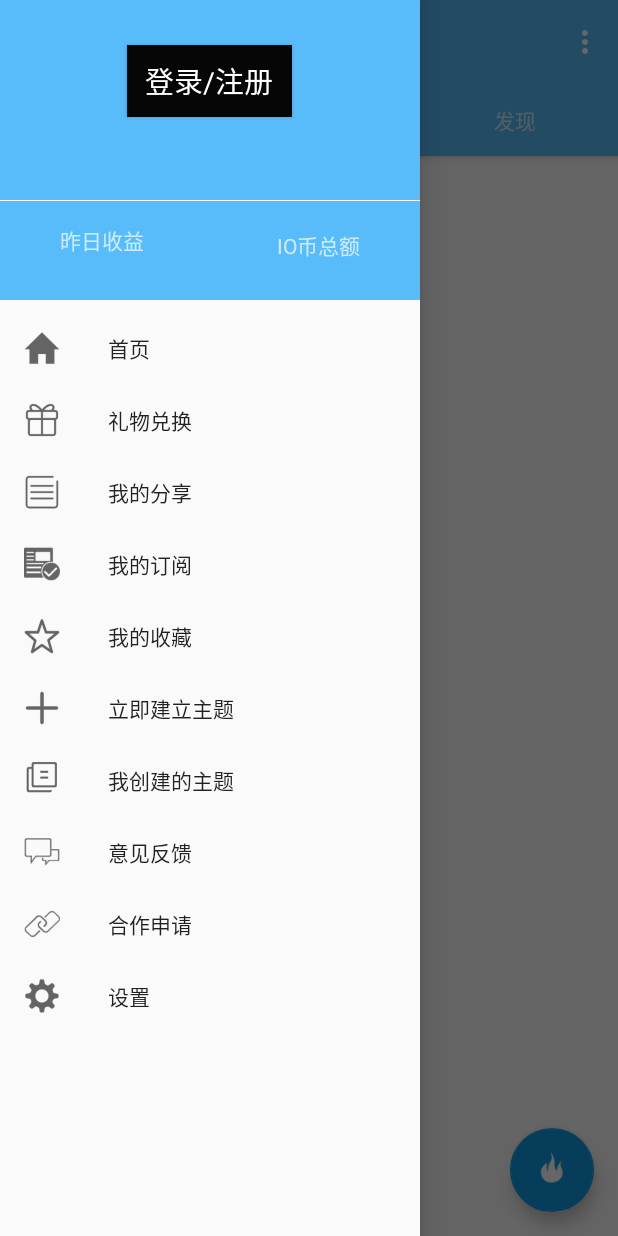
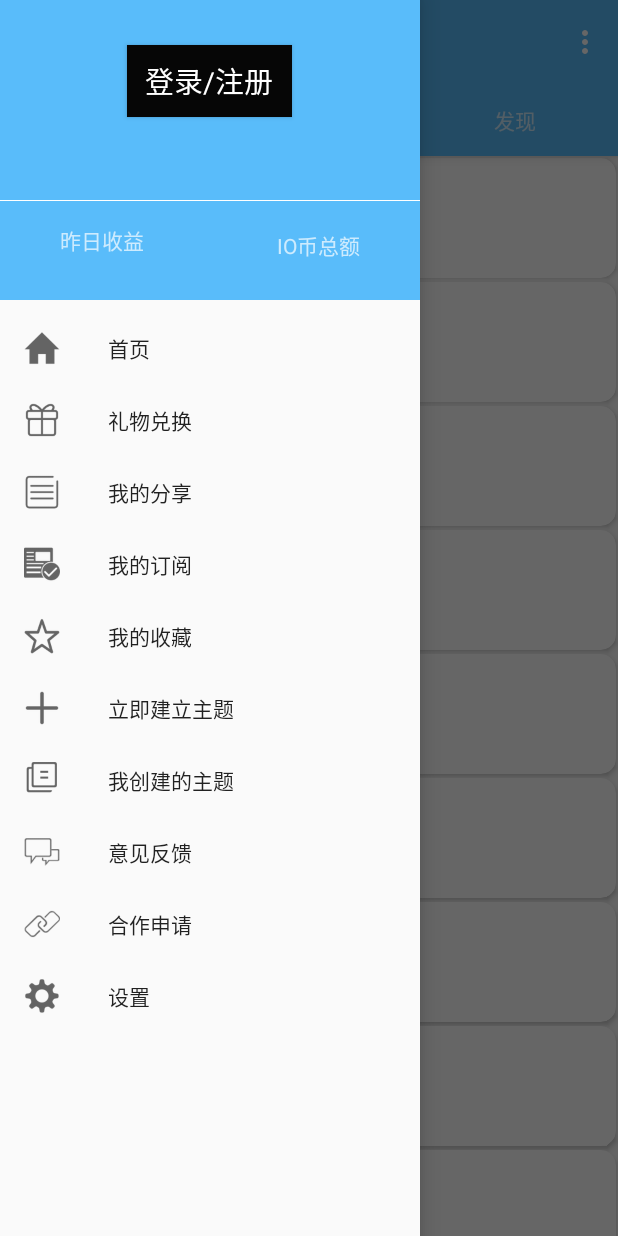
Before and after one commit to ZZeroGeek/KaifazheReader, an Android app: the MainActivity screen opened directly, with no data from a screen before it, with the side drawer open, on a phone screen of 412 x 824 dp. Run offline under Robolectric (Android 15) with nearby library versions, the phone set to English and light mode, and no system bars.

Commit message:
调用我的PageFragment，加入RecyclerView，实现各个页卡页面内容。

```diff
--- a/app/build.gradle
+++ b/app/build.gradle
@@ -24,4 +24,6 @@ dependencies {
     testCompile 'junit:junit:4.12'
     compile 'com.android.support:appcompat-v7:23.3.0'
     compile 'com.android.support:design:23.3.0'
+    compile 'com.android.support:recyclerview-v7:23.3.0'
+    compile 'com.android.support:cardview-v7:23.3.0'
 }
--- a/app/src/main/java/org/zreo/kaifazhereader/FragmentAdapter.java
+++ b/app/src/main/java/org/zreo/kaifazhereader/FragmentAdapter.java
@@ -18,7 +18,8 @@ public class FragmentAdapter extends FragmentStatePagerAdapter {
 
     @Override
     public Fragment getItem(int position) {
-        return mFragments.get(position);
+        //调用我的Fragment显示RecyclerView
+        return  PageFragment.newInstance(position+1);
     }
 
     @Override
--- a/app/src/main/java/org/zreo/kaifazhereader/MainActivity.java
+++ b/app/src/main/java/org/zreo/kaifazhereader/MainActivity.java
@@ -50,22 +50,7 @@ public class MainActivity extends AppCompatActivity {
             setupDrawerContent(navigationView);
         }
 //            此处为FAB的实现
-        FloatingActionButton fab = (FloatingActionButton) findViewById(R.id.fab);
-        fab.setOnClickListener(new View.OnClickListener() {
-            @Override
-            public void onClick(View view) {
-                Snackbar.make(view, "Snackbar comes out", Snackbar.LENGTH_LONG)
-                        .setAction("Action", new View.OnClickListener() {
-                            @Override
-                            public void onClick(View v) {
-                                Toast.makeText(
-                                        MainActivity.this,
-                                        "Toast comes out",
-                                        Toast.LENGTH_SHORT).show();
-                            }
-                        }).show();
-            }
-        });
+
         //获取viewpager，并对viewpager设置
         mViewPager = (ViewPager) findViewById(R.id.viewpager);
         setupViewPager();
--- /dev/null
+++ b/app/src/main/java/org/zreo/kaifazhereader/PageFragment.java
@@ -0,0 +1,87 @@
+package org.zreo.kaifazhereader;
+
+
+import android.os.Bundle;
+import android.support.design.widget.FloatingActionButton;
+import android.support.design.widget.Snackbar;
+import android.support.v4.app.Fragment;
+import android.support.v7.widget.LinearLayoutManager;
+import android.support.v7.widget.RecyclerView;
+import android.view.LayoutInflater;
+import android.view.View;
+import android.view.ViewGroup;
+import android.widget.Toast;
+
+import java.util.ArrayList;
+import java.util.List;
+
+/**
+ * Created by 85789 on 2016/4/19.
+ */
+public class PageFragment extends Fragment {
+
+    public static final String ARG_PAGE = "ARG_PAGE";
+   private int mPage;
+    private SimpleRecyclerViewAdapter mAdapter;
+    private RecyclerView mRecyclerView;
+    private List<String> mDatas;
+    public static PageFragment newInstance(int page) {
+        Bundle args = new Bundle();
+        args.putInt(ARG_PAGE, page);
+        PageFragment pageFragment = new PageFragment();
+        pageFragment.setArguments(args);
+        return pageFragment;
+    }
+
+
+    public void onCreate(Bundle savedInstanceState) {
+        super.onCreate(savedInstanceState);
+        mPage = getArguments().getInt(ARG_PAGE);//获取当前页卡的位置
+    }
+
+   //初始化页卡要显示的内容
+    public View onCreateView(LayoutInflater inflater, ViewGroup container, Bundle savedInstanceState) {
+        View view=null;
+        if(mPage==1) {
+            view = inflater.inflate(R.layout.fragment_page, container, false);
+            initDatas();//初始化数据
+            mRecyclerView = (RecyclerView) view.findViewById(R.id.id_recyclerView);
+            mAdapter = new SimpleRecyclerViewAdapter(getContext(), mDatas);//为适配器传入上下文和数据
+            mRecyclerView.setAdapter(mAdapter);//使用适配器
+            //LayoutManager进行布局管理
+            LinearLayoutManager linearLayoutManager = new LinearLayoutManager(getContext(), LinearLayoutManager.VERTICAL, false);//第二个参数是说明这是垂直的布局
+            mRecyclerView.setLayoutManager(linearLayoutManager);//通过LayoutManager控制显示风格
+
+        }else if(mPage==2){
+            view = inflater.inflate(R.layout.fragment_page2, container, false);
+            FloatingActionButton fab = (FloatingActionButton)view.findViewById(R.id.fab);
+            fab.setOnClickListener(new View.OnClickListener() {
+                @Override
+                public void onClick(View view) {
+                    Snackbar.make(view, "Snackbar comes out", Snackbar.LENGTH_LONG)
+                            .setAction("Action", new View.OnClickListener() {
+                                @Override
+                                public void onClick(View v) {
+                                    Toast.makeText(
+                                            getContext(),
+                                            "Toast comes out",
+                                            Toast.LENGTH_SHORT).show();
+                                }
+                            }).show();
+                }
+            });
+
+        }else if(mPage==3){
+            view = inflater.inflate(R.layout.fragment_page3, container, false);
+        }
+        return view;
+    }
+    public void initDatas(){
+        mDatas=new ArrayList<String>();
+        for(int i=0;i<20;i++){
+            mDatas.add("这是第"+i+"行");
+        }
+
+    }
+
+}
--- /dev/null
+++ b/app/src/main/java/org/zreo/kaifazhereader/SimpleRecyclerViewAdapter.java
@@ -0,0 +1,51 @@
+package org.zreo.kaifazhereader;
+
+import android.content.Context;
+import android.support.v7.widget.RecyclerView;
+import android.view.LayoutInflater;
+import android.view.View;
+import android.view.ViewGroup;
+import android.widget.TextView;
+
+import java.util.List;
+
+/**
+ * Created by 85789 on 2016/4/23.
+ */
+public class SimpleRecyclerViewAdapter extends RecyclerView.Adapter<MyViewHolder> {
+    private List<String> mDatas;
+    private LayoutInflater mInflater;
+    private Context mContext;
+    @Override
+    public void onBindViewHolder(MyViewHolder holder, int position) {
+        holder.tv.setText(mDatas.get(position));
+    }
+
+    @Override
+    public int getItemCount() {
+        return mDatas.size();
+    }
+
+    @Override
+    public MyViewHolder onCreateViewHolder(ViewGroup parent, int viewType) {
+        View view=mInflater.inflate(R.layout.item_single_textview,parent,false);//这里就要加载Item的布局，也就是行的布局。（1）item_single_textview
+        MyViewHolder viewHolder=new MyViewHolder(view);//初始化（1）布局的控件，详见MyViewHolder类的构造函数
+        return viewHolder;
+    }
+
+    public SimpleRecyclerViewAdapter(Context context, List<String> items ) {
+        this.mContext=context;
+        mDatas = items;
+        mInflater=LayoutInflater.from(context);
+    }
+}
+
+class MyViewHolder extends RecyclerView.ViewHolder {
+
+    TextView tv;
+    //这个方法是用来初始化（1）布局的各个控件
+    public MyViewHolder(View view) {
+        super(view);
+        tv=(TextView)view.findViewById(R.id.tv);
+    }
+}
--- a/app/src/main/res/layout/navigation_content.xml
+++ b/app/src/main/res/layout/navigation_content.xml
@@ -33,13 +33,5 @@
         android:layout_height="match_parent"
         app:layout_behavior="@string/appbar_scrolling_view_behavior"/>
 
-    <android.support.design.widget.FloatingActionButton
-        android:id="@+id/fab"
-        android:layout_width="wrap_content"
-        android:layout_height="wrap_content"
-        android:layout_gravity="end|bottom"
-        app:backgroundTint="#0c98e4"
-        android:layout_margin="@dimen/fab_margin"
-        android:src="@drawable/ic_hot_white_24dp"/>
 
 </android.support.design.widget.CoordinatorLayout>
```
Also changed, not shown: app/src/main/res/layout/fragment_page.xml (added, +19 -0 lines), app/src/main/res/layout/fragment_page2.xml (added, +25 -0 lines), app/src/main/res/layout/fragment_page3.xml (added, +16 -0 lines), app/src/main/res/layout/item_single_textview.xml (added, +16 -0 lines).
